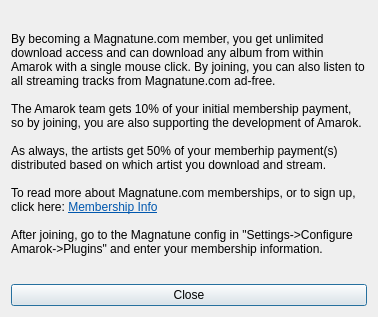
Above: src/services/magnatune/MagnatuneSignupDialogBase.ui from netrunner-debian-kde-extras/amarok before the change. Below: the same form after it.
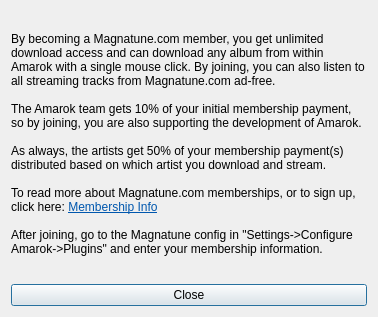
That is the form after the change.

```diff
--- a/src/services/magnatune/MagnatuneSignupDialogBase.ui
+++ b/src/services/magnatune/MagnatuneSignupDialogBase.ui
@@ -25,7 +25,7 @@
 &lt;p style=&quot;-qt-paragraph-type:empty; margin-top:0px; margin-bottom:0px; margin-left:0px; margin-right:0px; -qt-block-indent:0; text-indent:0px;&quot;&gt;&lt;/p&gt;
 &lt;p style=&quot; margin-top:0px; margin-bottom:0px; margin-left:0px; margin-right:0px; -qt-block-indent:0; text-indent:0px;&quot;&gt;The Amarok team gets 10% of your initial membership payment, so by joining, you are also supporting the development of Amarok.&lt;/p&gt;
 &lt;p style=&quot;-qt-paragraph-type:empty; margin-top:0px; margin-bottom:0px; margin-left:0px; margin-right:0px; -qt-block-indent:0; text-indent:0px;&quot;&gt;&lt;/p&gt;
-&lt;p style=&quot; margin-top:0px; margin-bottom:0px; margin-left:0px; margin-right:0px; -qt-block-indent:0; text-indent:0px;&quot;&gt;As always, the artists get 50% of your memberhip payment(s) distributed based on which artist you download and stream.&lt;/p&gt;
+&lt;p style=&quot; margin-top:0px; margin-bottom:0px; margin-left:0px; margin-right:0px; -qt-block-indent:0; text-indent:0px;&quot;&gt;As always, the artists get 50% of your membership payment(s) distributed based on which artist you download and stream.&lt;/p&gt;
 &lt;p style=&quot;-qt-paragraph-type:empty; margin-top:0px; margin-bottom:0px; margin-left:0px; margin-right:0px; -qt-block-indent:0; text-indent:0px;&quot;&gt;&lt;/p&gt;
 &lt;p style=&quot; margin-top:0px; margin-bottom:0px; margin-left:0px; margin-right:0px; -qt-block-indent:0; text-indent:0px;&quot;&gt;To read more about Magnatune.com memberships, or to sign up, click here: &lt;a href=&quot;http://magnatune.com/downloads?referal_id=amarok&quot;&gt;&lt;span style=&quot; text-decoration: underline; color:#0057ae;&quot;&gt;Membership Info&lt;/span&gt;&lt;/a&gt; &lt;/p&gt;
 &lt;p style=&quot;-qt-paragraph-type:empty; margin-top:0px; margin-bottom:0px; margin-left:0px; margin-right:0px; -qt-block-indent:0; text-indent:0px;&quot;&gt;&lt;/p&gt;
```
